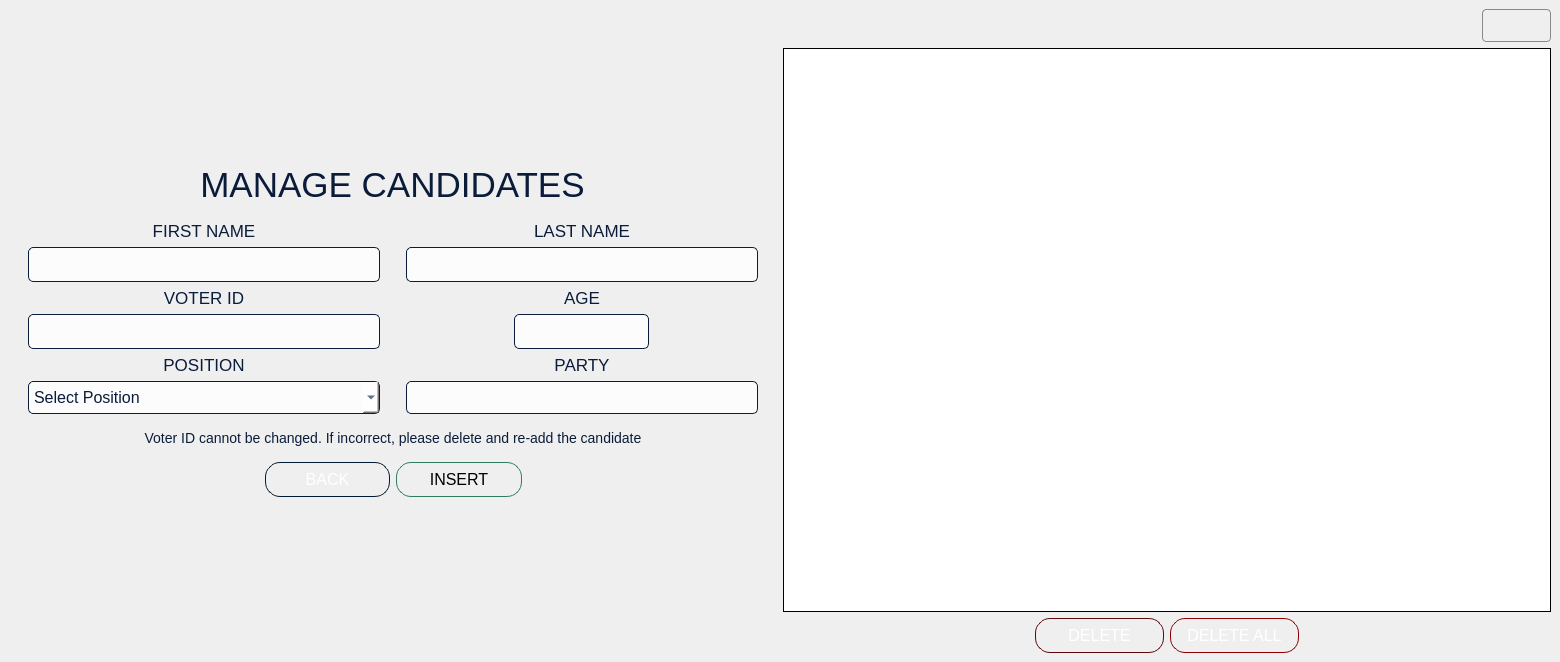
Above: VVM/candidatesmanagement.ui from GuisadongManok/PolliTech-VVM before the change. Below: the same form after it.
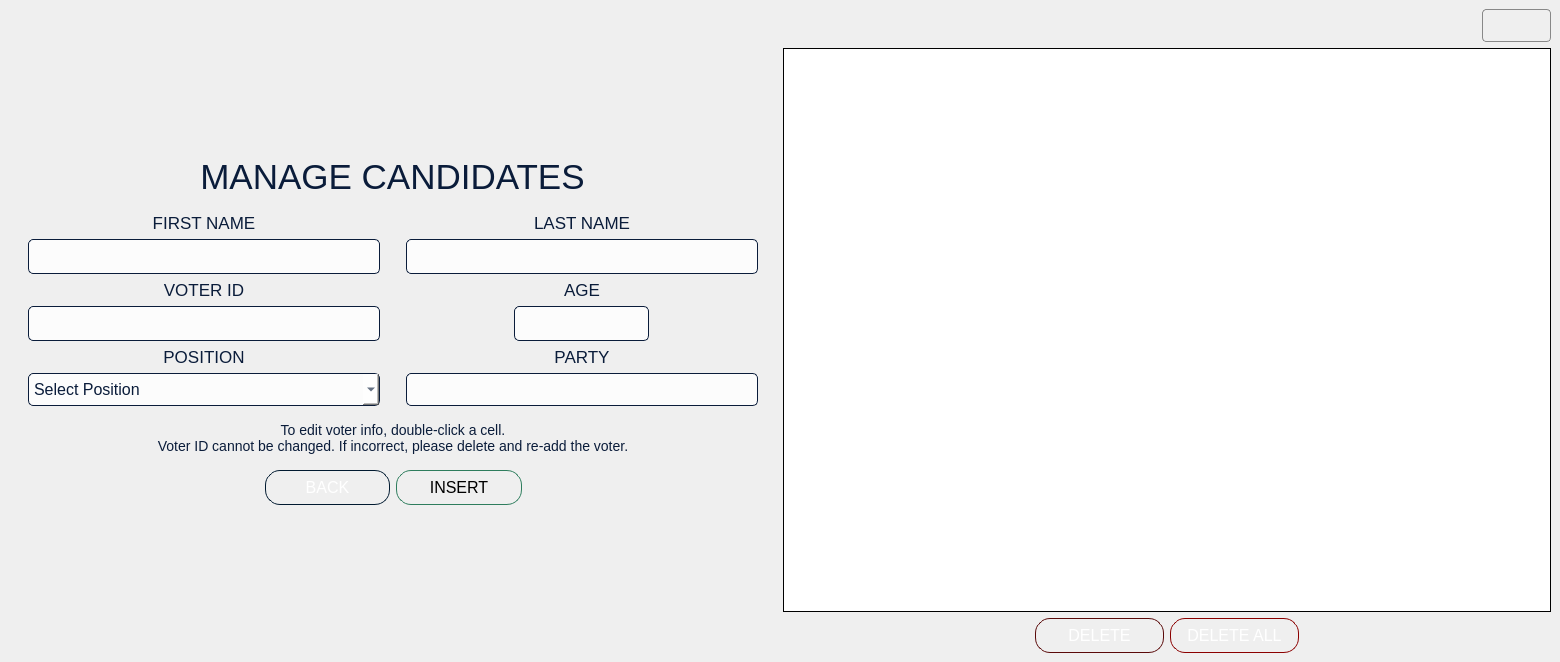
That is the form after the change. Icons and pictures are not drawn.

Diff of the .ui file:
```diff
--- a/VVM/candidatesmanagement.ui
+++ b/VVM/candidatesmanagement.ui
@@ -502,7 +502,8 @@
 }</string>
              </property>
              <property name="text">
-              <string>Voter ID cannot be changed. If incorrect, please delete and re-add the candidate</string>
+              <string>To edit voter info, double-click a cell. 
+Voter ID cannot be changed. If incorrect, please delete and re-add the voter.</string>
              </property>
              <property name="alignment">
               <set>Qt::AlignmentFlag::AlignCenter</set>
```
